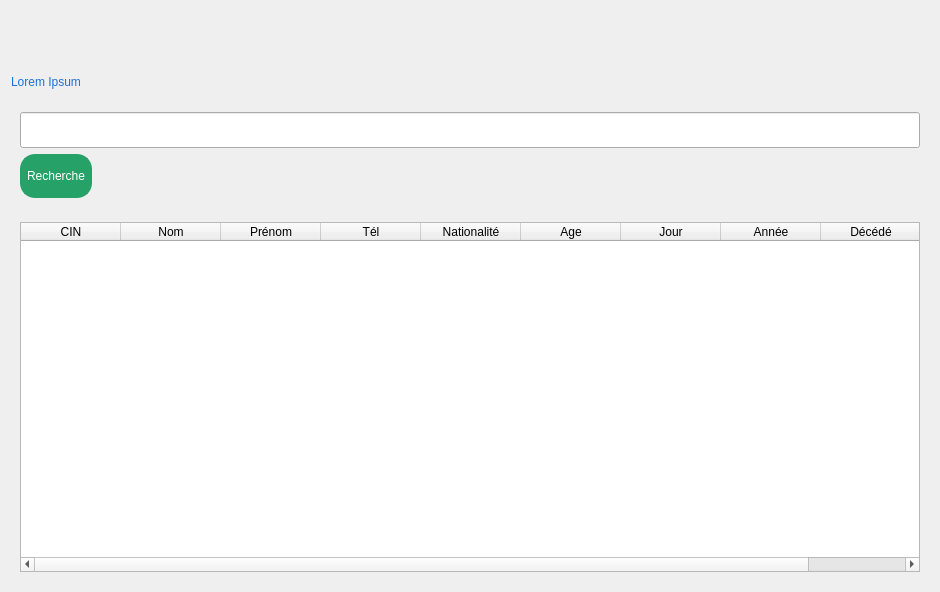
First picture: the form in Personne/Afficher/affichageUi.ui, repository Mindblownserver/mini-project, before the edit.
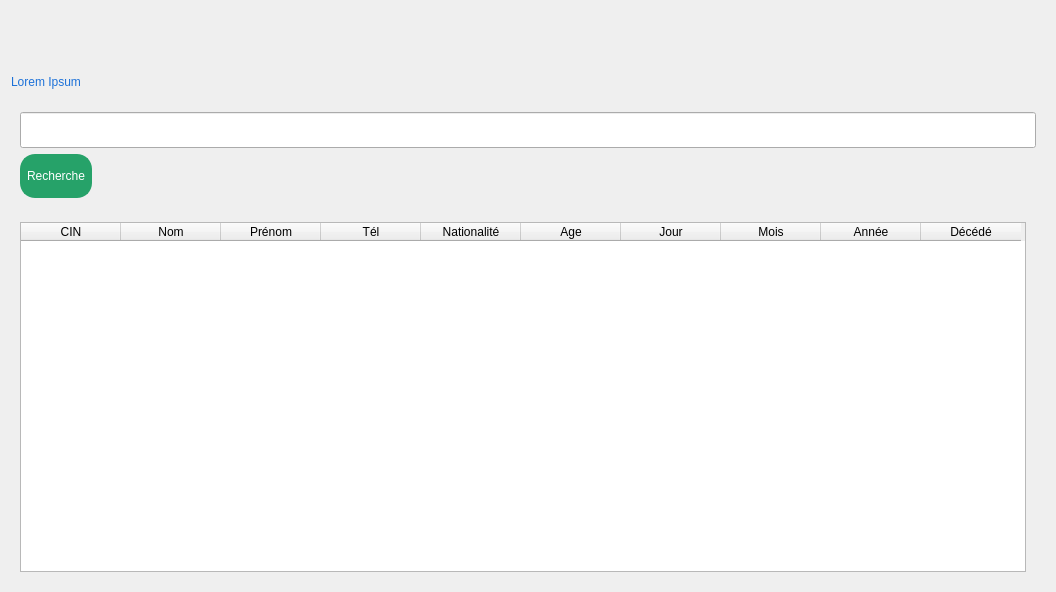
Second picture: the form after the edit. Icons and pictures are not drawn.

Commit message: Finished all 'Recherche et affichage' fucntionalities

What changed in the file:
```diff
--- a/Personne/Afficher/affichageUi.ui
+++ b/Personne/Afficher/affichageUi.ui
@@ -6,7 +6,7 @@
    <rect>
     <x>0</x>
     <y>0</y>
-    <width>940</width>
+    <width>1056</width>
     <height>592</height>
    </rect>
   </property>
@@ -240,6 +240,11 @@
           <string>Jour</string>
          </property>
         </column>
+        <column>
+         <property name="text">
+          <string>Mois</string>
+         </property>
+        </column>
         <column>
          <property name="text">
           <string>Année</string>
```
The commit also changes 9 other files.
